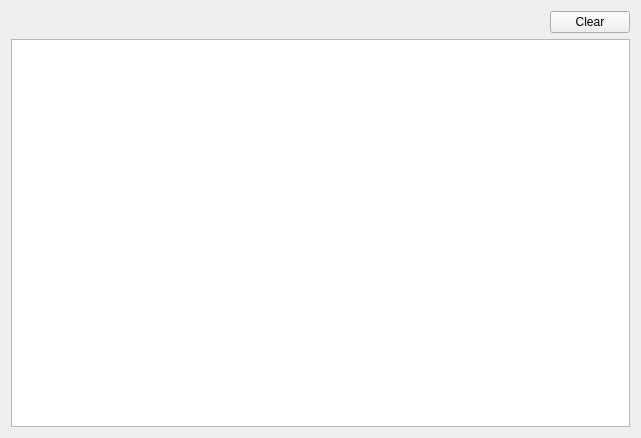
Before: the Qt Designer form dslr-qt-shooter/ui/messageswindow.ui in Edlward/GalaxyHunter, drawn with Qt 5.
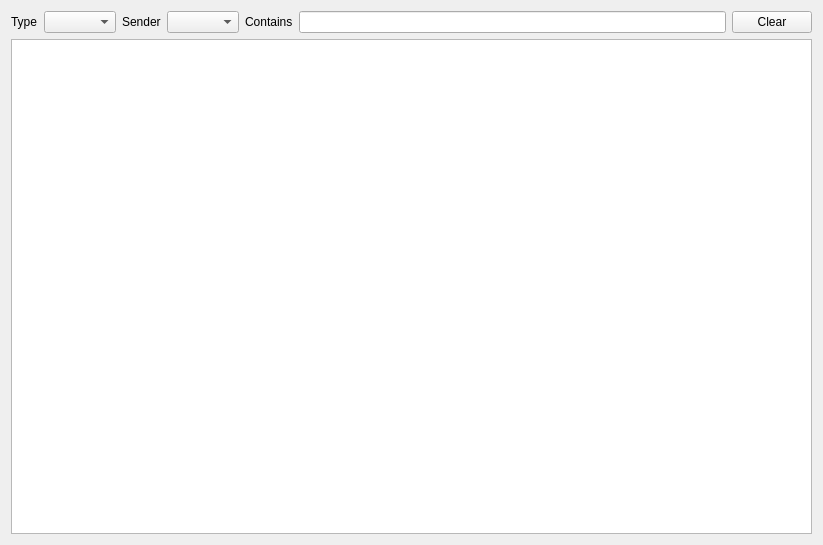
After: the same form once the commit is applied.

Commit message: filter logs by message

What changed in the file:
```diff
--- a/dslr-qt-shooter/ui/messageswindow.ui
+++ b/dslr-qt-shooter/ui/messageswindow.ui
@@ -6,32 +6,32 @@
    <rect>
     <x>0</x>
     <y>0</y>
-    <width>641</width>
-    <height>438</height>
+    <width>823</width>
+    <height>545</height>
    </rect>
   </property>
   <layout class="QGridLayout" name="gridLayout">
-   <item row="0" column="0">
-    <spacer name="horizontalSpacer">
-     <property name="orientation">
-      <enum>Qt::Horizontal</enum>
-     </property>
-     <property name="sizeHint" stdset="0">
-      <size>
-       <width>534</width>
-       <height>20</height>
-      </size>
-     </property>
-    </spacer>
-   </item>
    <item row="0" column="1">
+    <widget class="QComboBox" name="type"/>
+   </item>
+   <item row="0" column="6">
     <widget class="QPushButton" name="clearLogs">
      <property name="text">
       <string>Clear</string>
      </property>
     </widget>
    </item>
-   <item row="1" column="0" colspan="2">
+   <item row="0" column="2">
+    <widget class="QLabel" name="label_2">
+     <property name="text">
+      <string>Sender</string>
+     </property>
+    </widget>
+   </item>
+   <item row="0" column="5">
+    <widget class="QLineEdit" name="message"/>
+   </item>
+   <item row="1" column="0" colspan="7">
     <widget class="QTreeView" name="logs">
      <property name="editTriggers">
       <set>QAbstractItemView::NoEditTriggers</set>
@@ -50,6 +50,23 @@
      </attribute>
     </widget>
    </item>
+   <item row="0" column="3">
+    <widget class="QComboBox" name="sender"/>
+   </item>
+   <item row="0" column="0">
+    <widget class="QLabel" name="label">
+     <property name="text">
+      <string>Type</string>
+     </property>
+    </widget>
+   </item>
+   <item row="0" column="4">
+    <widget class="QLabel" name="label_3">
+     <property name="text">
+      <string>Contains</string>
+     </property>
+    </widget>
+   </item>
   </layout>
  </widget>
  <resources/>
```
The commit also changes 1 other file.
